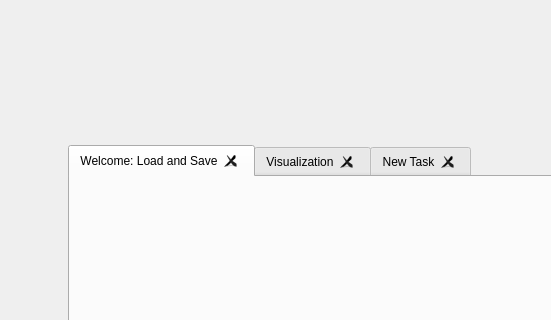
Above: src/minder3d/minder3DWindow.ui from aylward/Minder3D before the change; both pictures show x 117 to 668 and y 274 to 594 of the 1024 by 675 pixel window. Below: the same form after it.
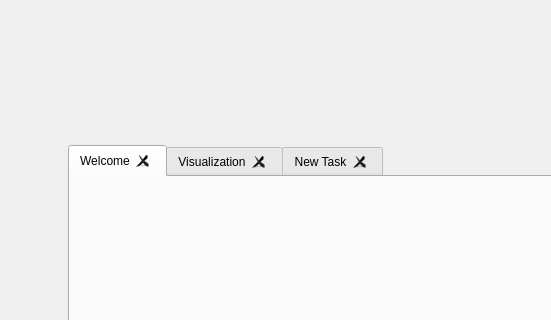
That is the form after the change.

What changed in the file:
```diff
--- a/src/minder3d/minder3DWindow.ui
+++ b/src/minder3d/minder3DWindow.ui
@@ -160,7 +160,7 @@
             </property>
             <widget class="QWidget" name="welcomeTab">
              <attribute name="title">
-              <string>Welcome: Load and Save</string>
+              <string>Welcome</string>
              </attribute>
              <layout class="QHBoxLayout" name="welcomeTabLayout"/>
             </widget>
```
Left out of the diff: 4 changed lines with no effect on the pictures.
